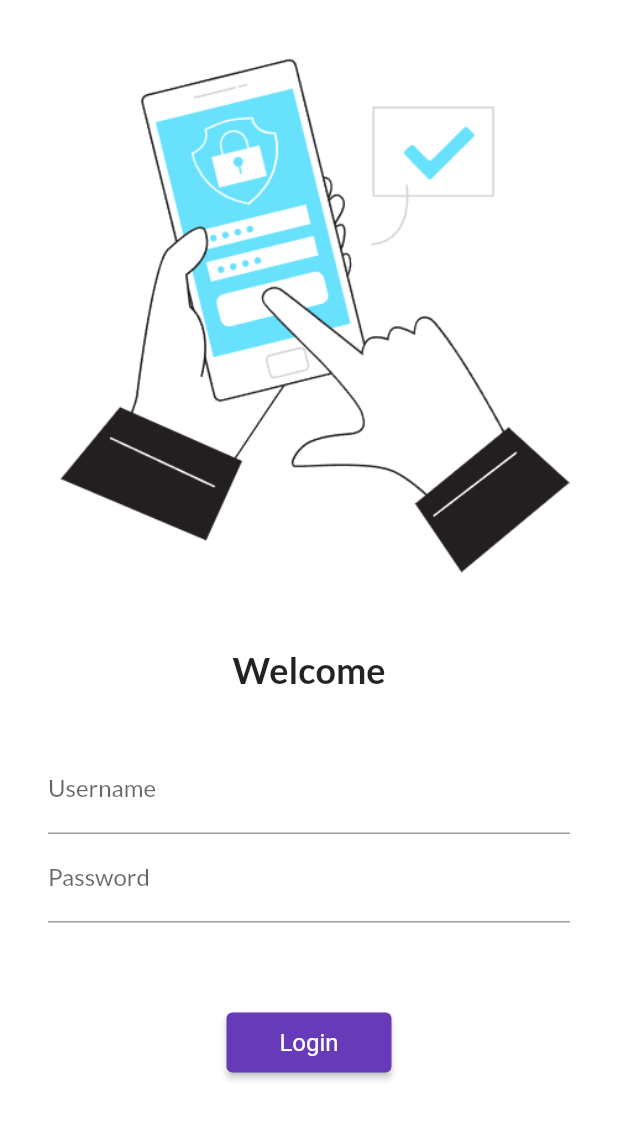
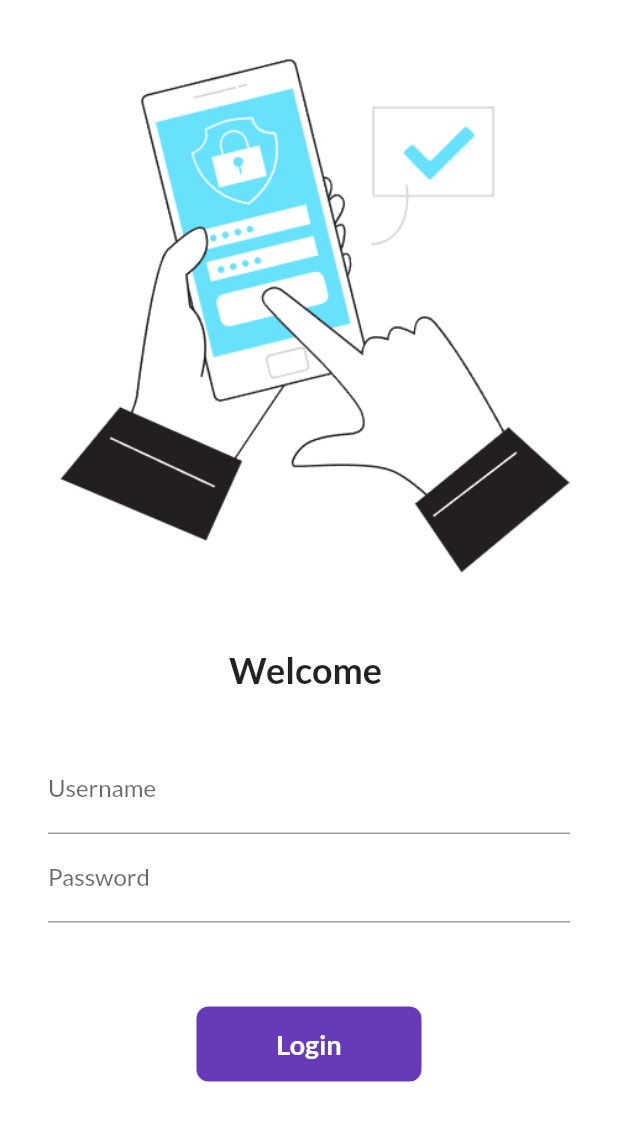
Before and after one commit to shuptorahman/30DaysOfFlutter, a Flutter app: the screen it shows after launch, on a phone screen of 412 x 824 dp. Shown: the top 1121 px of the screen. Run offline on Flutter 3.47's test engine with Material 3 defaults, Android fonts, the phone set to English and light mode, and no system bars; our stand-ins replace google_fonts.

Commit message:
day6 completed

```diff
--- a/lib/pages/login_screen.dart
+++ b/lib/pages/login_screen.dart
@@ -1,8 +1,16 @@
 import 'package:flutter/material.dart';
 import 'package:flutter_catalog/utils/myroutes.dart';
 
-class LoginScreen extends StatelessWidget {
+class LoginScreen extends StatefulWidget {
   const LoginScreen({super.key});
+
+  @override
+  State<LoginScreen> createState() => _LoginScreenState();
+}
+
+class _LoginScreenState extends State<LoginScreen> {
+  String name = "";
+  bool changeButton = false;
 
   @override
   Widget build(BuildContext context) {
@@ -14,7 +22,7 @@
             Image.asset("assets/images/login_page.png"),
             SizedBox(height: 20),
             Text(
-              "Welcome",
+              "Welcome $name",
               style: TextStyle(
                 fontSize: 24,
                 fontWeight: FontWeight.bold,
@@ -33,6 +41,10 @@
                       hintText: "Enter Username",
                       labelText: "Username",
                     ),
+                    onChanged: (value) {
+                      name = value;
+                      setState(() {});
+                    },
                   ),
                   TextFormField(
                     obscureText: true,
@@ -45,20 +57,60 @@
               ),
             ),
             SizedBox(height: 40),
-            ElevatedButton(
-              style: ElevatedButton.styleFrom(
-                foregroundColor: Colors.white,
-                textStyle: TextStyle(fontSize: 16),
-                minimumSize: Size(110, 40),
-              ),
-              onPressed: () {
+            InkWell(
+              onTap: () async {
+                setState(() {
+                  changeButton = true;
+                });
+                await Future.delayed(Duration(seconds: 1));
                 Navigator.pushNamed(
                   context,
                   MyRoutes.homeRoutes,
                 );
               },
-              child: Text("Login"),
+              child: AnimatedContainer(
+                duration: Duration(seconds: 1),
+                width: changeButton ? 50 : 150,
+                height: 50,
+
+                alignment: Alignment.center,
+                decoration: BoxDecoration(
+                  color: Colors.deepPurple,
+                  borderRadius: BorderRadius.circular(
+                    changeButton ? 50 : 8,
+                  ),
+                ),
+                child:
+                    changeButton
+                        ? Icon(
+                          Icons.done,
+                          color: Colors.white,
+                        )
+                        : Text(
+                          "Login",
+                          style: TextStyle(
+                            fontSize: 18,
+                            fontWeight: FontWeight.bold,
+                            color: Colors.white,
+                          ),
+                        ),
+              ),
             ),
+
+            // ElevatedButton(
+            //   style: ElevatedButton.styleFrom(
+            //     foregroundColor: Colors.white,
+            //     textStyle: TextStyle(fontSize: 16),
+            //     minimumSize: Size(110, 40),
+            //   ),
+            //   onPressed: () {
+            //     Navigator.pushNamed(
+            //       context,
+            //       MyRoutes.homeRoutes,
+            //     );
+            //   },
+            //   child: Text("Login"),
+            // ),
           ],
         ),
       ),
```
